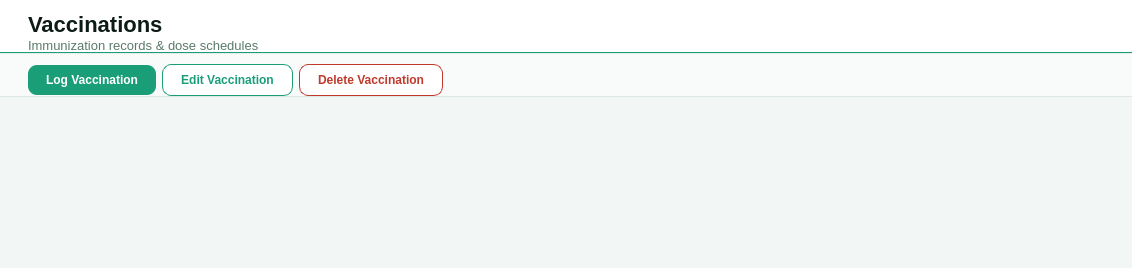
This is src/ui/page_vaccinations.ui in shasheenahdeeneillelumasag/CCC151---Group-Project as Qt 5 draws it before an edit. The edited form follows.
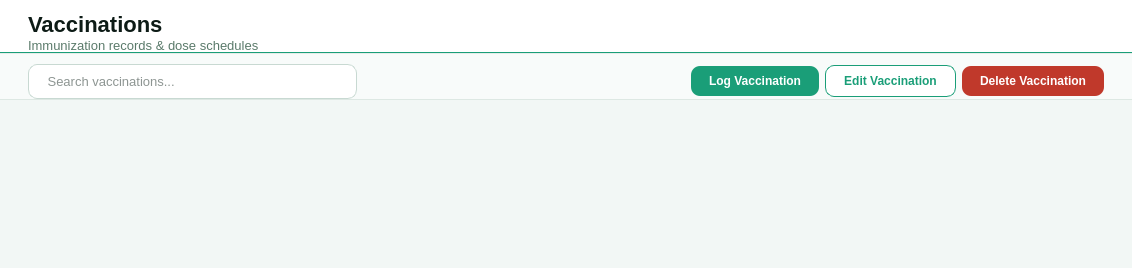
This is the edited form.

Commit message: Move toolbar buttons to right, add search fields, style QLineEdit consistently

```diff
--- a/src/ui/page_vaccinations.ui
+++ b/src/ui/page_vaccinations.ui
@@ -11,7 +11,7 @@
    </rect>
   </property>
   <property name="styleSheet">
-   <string>QWidget { background-color: #F2F7F5; font-family: &quot;Segoe UI&quot;, sans-serif; } QLabel { background: transparent; }</string>
+   <string>QWidget { background-color: #F2F7F5; font-family: &quot;Segoe UI&quot;, sans-serif; } QLabel { background: transparent; } QLineEdit { border: 1px solid #C8D9D2; border-radius: 9px; padding: 8px 13px; font-size: 13px; color: #1C2B25; background: #FFFFFF; } QLineEdit:focus { border-color: #1A9E78; }</string>
   </property>
   <layout class="QVBoxLayout" name="vaxLayout">
    <property name="spacing">
@@ -91,6 +91,26 @@
        <property name="topMargin"><number>10</number></property>
        <property name="rightMargin"><number>28</number></property>
        <property name="bottomMargin"><number>0</number></property>
+        <item>
+         <widget class="QLineEdit" name="searchInput">
+          <property name="placeholderText"><string> Search vaccinations...</string></property>
+          <property name="minimumWidth"><number>200</number></property>
+          <property name="maximumWidth"><number>240</number></property>
+         </widget>
+        </item>
+        <item>
+         <spacer>
+          <property name="orientation">
+           <enum>Qt::Horizontal</enum>
+          </property>
+          <property name="sizeHint" stdset="0">
+           <size>
+            <width>40</width>
+            <height>20</height>
+           </size>
+          </property>
+         </spacer>
+        </item>
        <item>
         <widget class="QPushButton" name="btnLogVax">
          <property name="styleSheet"><string>QPushButton { background: #1A9E78; color: #FFF; font-size: 12px; font-weight: 600; border: none; border-radius: 9px; padding: 8px 18px; } QPushButton:hover { background: #0D6B52; }</string></property>
@@ -105,23 +125,11 @@
        </item>
        <item>
         <widget class="QPushButton" name="btnDeleteVax">
-         <property name="styleSheet"><string>QPushButton { background: #FFFFFF; color: #C0392B; font-size: 12px; font-weight: 600; border: 1px solid #C0392B; border-radius: 9px; padding: 8px 18px; } QPushButton:hover { background: #FDECEB; }</string></property>
+           <property name="cursor"><cursorShape>PointingHandCursor</cursorShape></property>
+           <property name="styleSheet"><string>QPushButton { background: #C0392B; color: #FFF; font-size: 12px; font-weight: 600; border: none; border-radius: 9px; padding: 8px 18px; } QPushButton:hover { background: #A93226; }</string></property>
          <property name="text"><string>Delete Vaccination</string></property>
         </widget>
        </item>
-       <item>
-        <spacer>
-         <property name="orientation">
-          <enum>Qt::Horizontal</enum>
-         </property>
-         <property name="sizeHint" stdset="0">
-          <size>
-           <width>0</width>
-           <height>0</height>
-          </size>
-         </property>
-        </spacer>
-       </item>
       </layout>
      </widget>
     </item>
```
Lines whose indentation alone changed are shown as unchanged. The commit also changes 19 other files.
